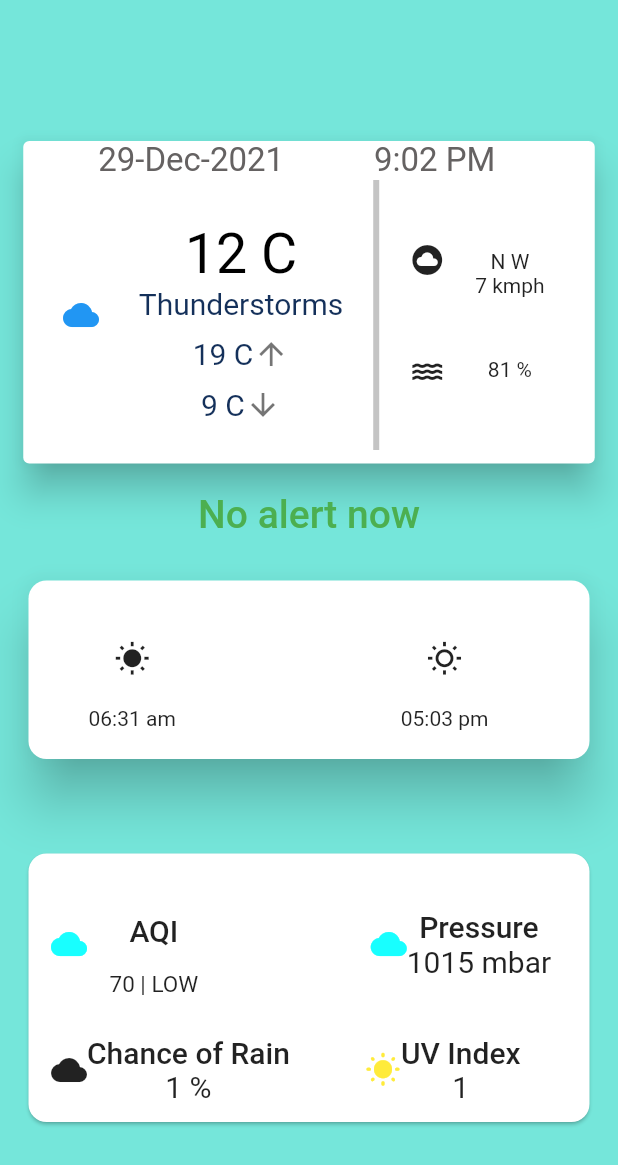
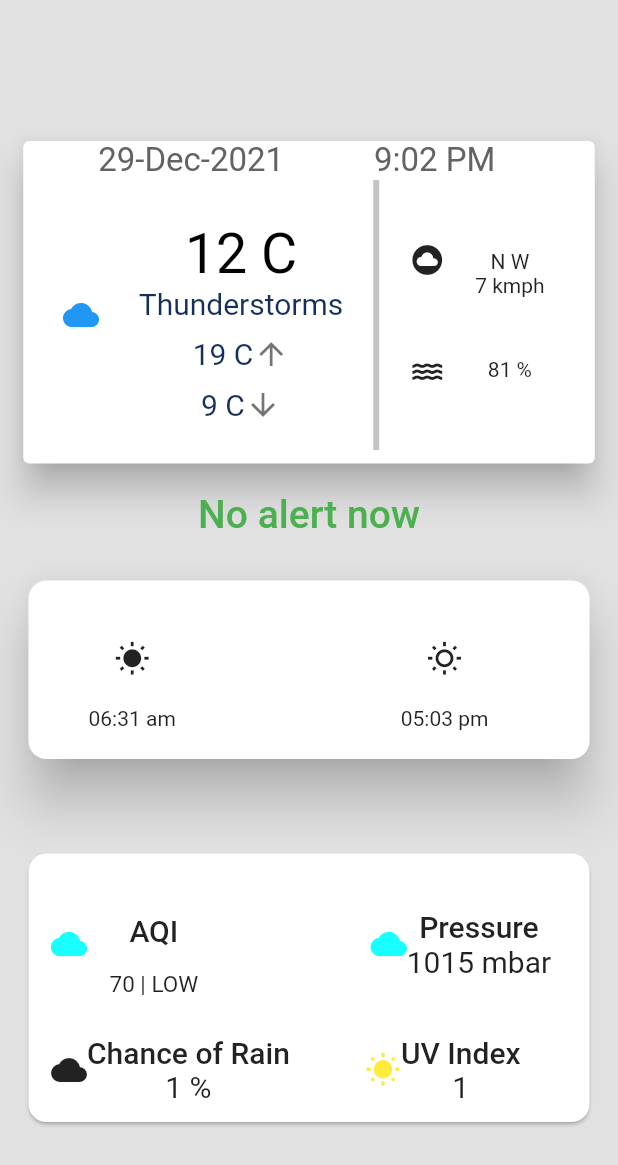
Before and after one commit to sumanchandra22/Weather-alert, a Flutter app: the screen it shows after launch, on a phone screen of 412 x 824 dp. Shown: the top 1165 px of the screen. Run offline on Flutter 3.47's test engine with Material 2 defaults, Android fonts, the phone set to English and light mode, and no system bars; our stand-ins replace get_it.

Commit message:
Update anu.dart

```diff
--- a/lib/src/screens/anu.dart
+++ b/lib/src/screens/anu.dart
@@ -16,7 +16,7 @@ class _AnuState extends State<Anu> {
           body: Container(
             width: 500,
             decoration: const BoxDecoration(
-                color: Color.fromRGBO(117, 230, 218, 1)
+                color: Color.fromRGBO(225, 225, 225, 1)
             ),
             child: Column(
               children: [
```
